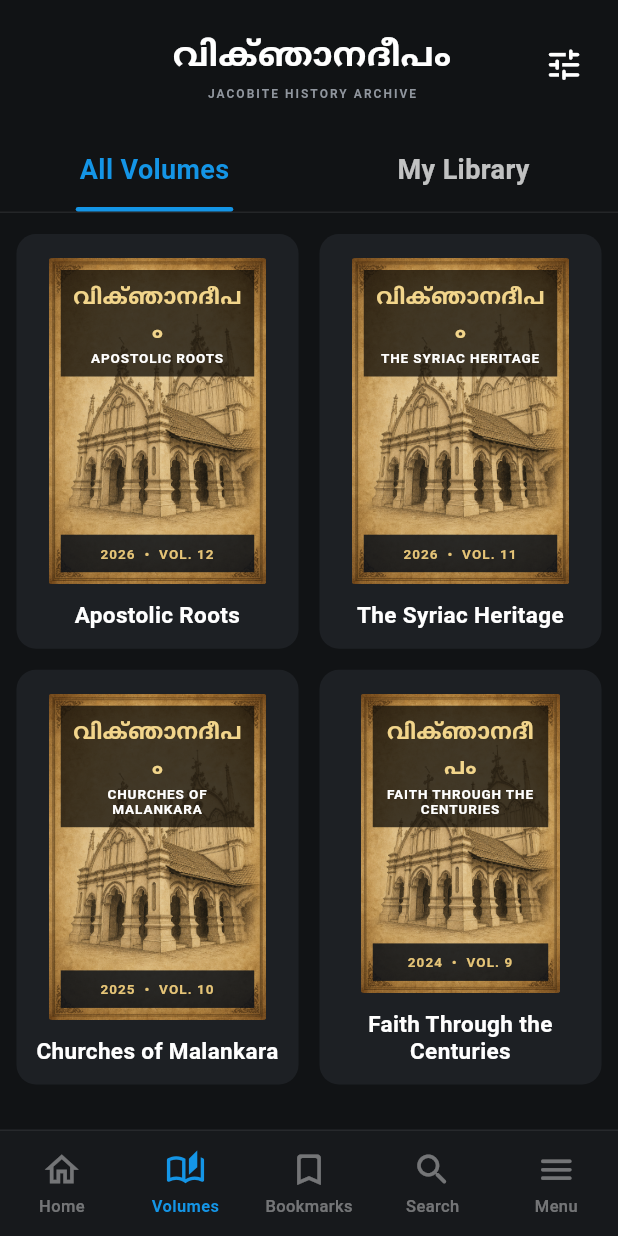
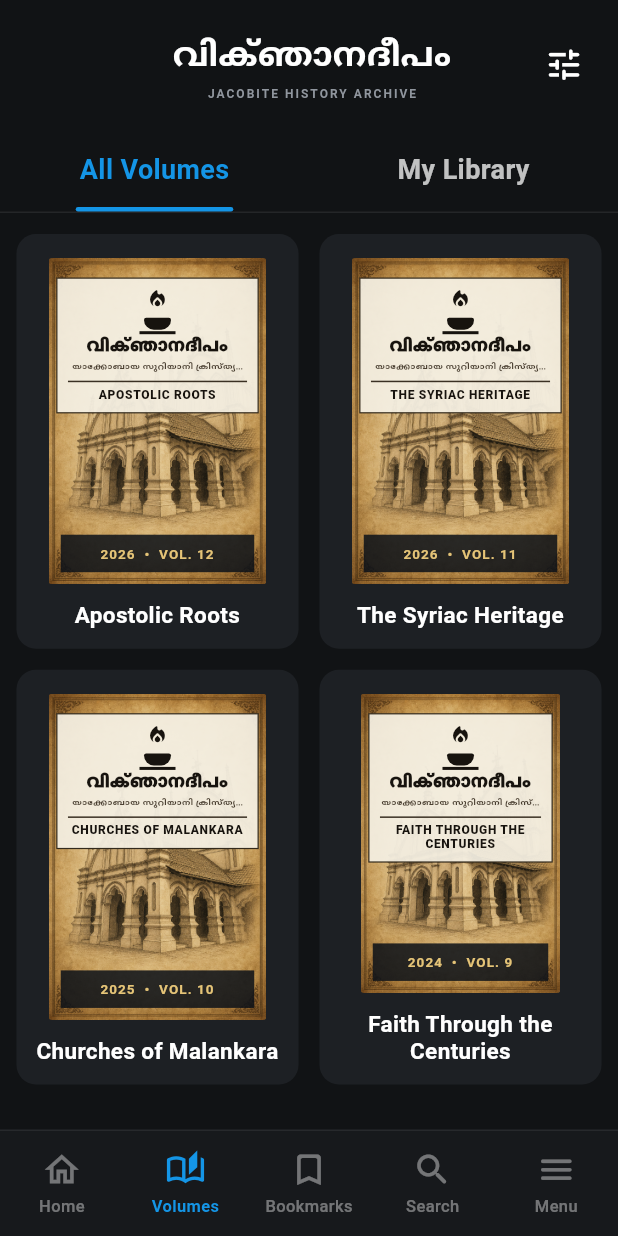
Before and after one commit to Albin-kp/viknjanadeepam, a Flutter app: the screen it shows after launch, on a phone screen of 412 x 824 dp. Run offline on Flutter 3.47's test engine with Material 3 defaults, Android fonts, the phone set to English and light mode, and no system bars; our stand-ins replace shared_preferences.

Commit message:
Refine printed magazine cover masthead

```diff
--- a/lib/screens/library_screen.dart
+++ b/lib/screens/library_screen.dart
@@ -450,35 +450,64 @@ class _VolumeTile extends StatelessWidget {
                           fit: BoxFit.cover,
                         ),
                         Positioned(
-                          left: 8,
-                          right: 8,
-                          top: 8,
+                          left: 5,
+                          right: 5,
+                          top: 13,
                           child: Container(
-                            padding: const EdgeInsets.fromLTRB(6, 6, 6, 7),
-                            color: const Color(0xC916120B),
+                            padding: const EdgeInsets.fromLTRB(7, 6, 7, 7),
+                            decoration: BoxDecoration(
+                              color: const Color(0xEDF4EFE2),
+                              border: Border.all(
+                                color: const Color(0xFF332A1C),
+                                width: .8,
+                              ),
+                            ),
                             child: Column(
                               children: [
+                                const _LampMark(),
+                                const SizedBox(height: 1),
                                 const Text(
                                   'വിക്ഞാനദീപം',
+                                  maxLines: 1,
+                                  overflow: TextOverflow.clip,
                                   textAlign: TextAlign.center,
                                   style: TextStyle(
-                                    color: Color(0xFFF2D58B),
-                                    fontSize: 16,
-                                    fontWeight: FontWeight.w800,
+                                    color: Color(0xFF17130E),
+                                    fontSize: 12.5,
+                                    height: 1,
+                                    fontWeight: FontWeight.w900,
                                   ),
                                 ),
-                                const SizedBox(height: 2),
+                                const SizedBox(height: 4),
+                                const Text(
+                                  'യാക്കോബായ സുറിയാനി ക്രിസ്ത്യൻ ചരിത്ര മാസിക',
+                                  maxLines: 1,
+                                  overflow: TextOverflow.ellipsis,
+                                  textAlign: TextAlign.center,
+                                  style: TextStyle(
+                                    color: Color(0xFF493E30),
+                                    fontSize: 6.2,
+                                    fontWeight: FontWeight.w700,
+                                  ),
+                                ),
+                                const SizedBox(height: 5),
+                                Container(
+                                  width: double.infinity,
+                                  height: 1,
+                                  color: const Color(0xFF3A3023),
+                                ),
+                                const SizedBox(height: 4),
                                 Text(
                                   volume.title.toUpperCase(),
                                   maxLines: 2,
                                   overflow: TextOverflow.ellipsis,
                                   textAlign: TextAlign.center,
                                   style: const TextStyle(
-                                    color: Colors.white,
-                                    fontSize: 9,
-                                    height: 1.15,
-                                    letterSpacing: .6,
-                                    fontWeight: FontWeight.w700,
+                                    color: Color(0xFF17130E),
+                                    fontSize: 8,
+                                    height: 1.12,
+                                    letterSpacing: .45,
+                                    fontWeight: FontWeight.w800,
                                   ),
                                 ),
                               ],
@@ -667,3 +696,52 @@ class _BottomNavigation extends StatelessWidget {
     );
   }
 }
+
+class _LampMark extends StatelessWidget {
+  const _LampMark();
+
+  @override
+  Widget build(BuildContext context) {
+    return SizedBox(
+      width: 25,
+      height: 31,
+      child: Stack(
+        alignment: Alignment.center,
+        children: [
+          const Positioned(
+            top: 0,
+            child: Icon(
+              Icons.local_fire_department_rounded,
+              size: 15,
+              color: Color(0xFF17130E),
+            ),
+          ),
+          Positioned(
+            bottom: 3,
+            child: Container(
+              width: 18,
+              height: 8,
+              decoration: const BoxDecoration(
+                color: Color(0xFF17130E),
+                borderRadius: BorderRadius.only(
+                  bottomLeft: Radius.circular(9),
+                  bottomRight: Radius.circular(9),
+                  topLeft: Radius.circular(2),
+                  topRight: Radius.circular(2),
+                ),
+              ),
+            ),
+          ),
+          Positioned(
+            bottom: 0,
+            child: Container(
+              width: 24,
+              height: 2,
+              color: const Color(0xFF17130E),
+            ),
+          ),
+        ],
+      ),
+    );
+  }
+}
```
